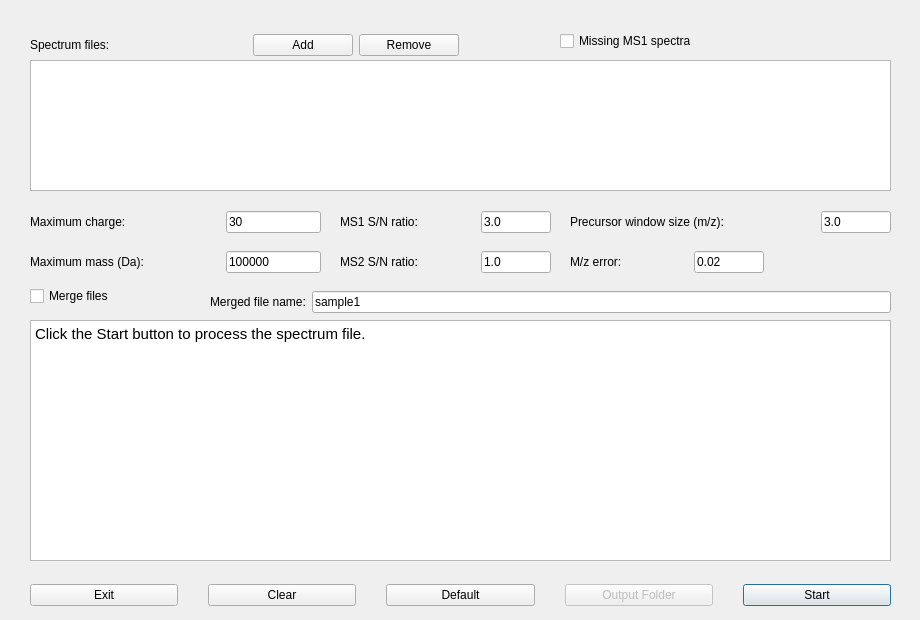
Qt form src/gui/topfd/topfddialog.ui (toppic-suite/toppic-suite) before a commit.
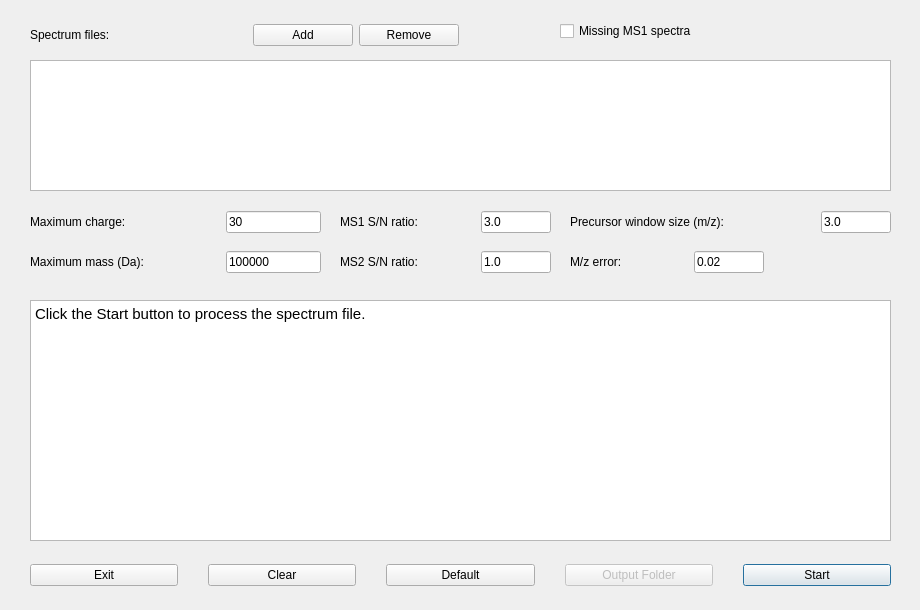
The same form after that commit. Icons and pictures are not drawn.

Commit message: Removed the file merging option in topfd.

```diff
--- a/src/gui/topfd/topfddialog.ui
+++ b/src/gui/topfd/topfddialog.ui
@@ -7,7 +7,7 @@
     <x>0</x>
     <y>0</y>
     <width>920</width>
-    <height>620</height>
+    <height>610</height>
    </rect>
   </property>
   <property name="sizePolicy">
@@ -19,13 +19,13 @@
   <property name="minimumSize">
    <size>
     <width>920</width>
-    <height>620</height>
+    <height>610</height>
    </size>
   </property>
   <property name="maximumSize">
    <size>
     <width>920</width>
-    <height>620</height>
+    <height>610</height>
    </size>
   </property>
   <property name="windowTitle">
@@ -40,7 +40,7 @@
     <property name="geometry">
      <rect>
       <x>30</x>
-      <y>20</y>
+      <y>10</y>
       <width>429</width>
       <height>50</height>
      </rect>
@@ -291,7 +291,7 @@
     <property name="geometry">
      <rect>
       <x>560</x>
-      <y>20</y>
+      <y>10</y>
       <width>331</width>
       <height>42</height>
      </rect>
@@ -319,7 +319,7 @@
     <property name="geometry">
      <rect>
       <x>30</x>
-      <y>570</y>
+      <y>550</y>
       <width>861</width>
       <height>50</height>
      </rect>
@@ -434,7 +434,7 @@
     <property name="geometry">
      <rect>
       <x>30</x>
-      <y>320</y>
+      <y>300</y>
       <width>861</width>
       <height>241</height>
      </rect>
@@ -489,45 +489,6 @@
      </rect>
     </property>
    </widget>
-   <widget class="QCheckBox" name="mergeCheckBox">
-    <property name="geometry">
-     <rect>
-      <x>30</x>
-      <y>280</y>
-      <width>134</width>
-      <height>32</height>
-     </rect>
-    </property>
-    <property name="text">
-     <string>Merge files</string>
-    </property>
-   </widget>
-   <widget class="QWidget" name="horizontalLayoutWidget_10">
-    <property name="geometry">
-     <rect>
-      <x>210</x>
-      <y>280</y>
-      <width>681</width>
-      <height>44</height>
-     </rect>
-    </property>
-    <layout class="QHBoxLayout" name="horizontalLayout_9">
-     <item>
-      <widget class="QLabel" name="label_8">
-       <property name="text">
-        <string>Merged file name:</string>
-       </property>
-      </widget>
-     </item>
-     <item>
-      <widget class="QLineEdit" name="mergedFilenameLineEdit">
-       <property name="text">
-        <string>sample1</string>
-       </property>
-      </widget>
-     </item>
-    </layout>
-   </widget>
   </widget>
  </widget>
  <resources>
```
The commit also changes 1 other file.
